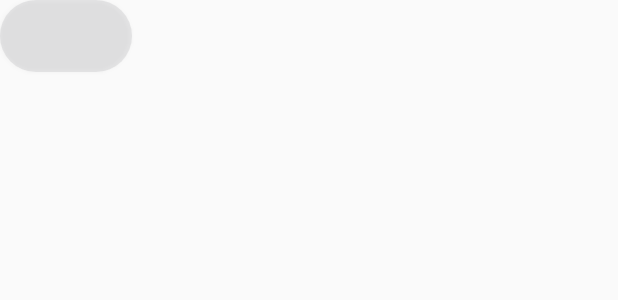
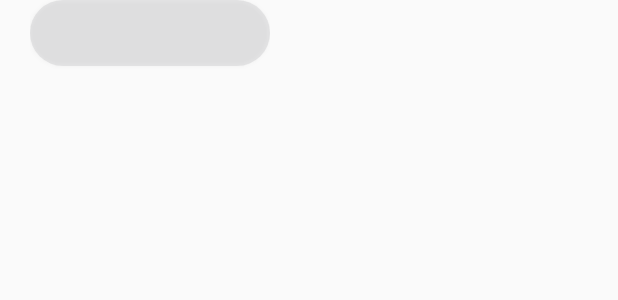
Before and after one commit to rohan35/NewValley, an Android app: the layout category_item_layout.xml on its own in the app's theme, with its tools: preview values and no code run, on a phone screen of 412 x 824 dp. Shown: the top 300 px of the screen. Run offline under Robolectric (Android 15) with nearby library versions, the phone set to English and light mode, and no system bars.

Commit message:
modified layout

```diff
--- a/app/src/main/java/com/raydevelopers/newvalley/data/transformer/AllChannelsMergeTransformer.kt
+++ b/app/src/main/java/com/raydevelopers/newvalley/data/transformer/AllChannelsMergeTransformer.kt
@@ -36,6 +36,9 @@ class AllChannelsMergeTransformer : AllChannelMergeUseCase {
         }
         newEpisodeHeaderItem.endIndex = currentItemIndex
 
+        // add line seperator
+        headerList.add(ComponentViewType(ComponentViewType.SEPARATOR_VIEW_TYPE))
+
         channel?.data?.channels?.forEach { channelXList ->
             val id = channelXList?.id
             var headerItem = ChannelX(
@@ -67,6 +70,7 @@ class AllChannelsMergeTransformer : AllChannelMergeUseCase {
                 }
             }
             headerItem.endIndex = currentItemIndex
+            headerList.add(ComponentViewType(ComponentViewType.SEPARATOR_VIEW_TYPE))
         }
         // add categories
         var categoryHeaderItem = SingleHeaderItem(CATEGORIES_TITLE)
--- a/app/src/main/java/com/raydevelopers/newvalley/models/ComponentViewType.kt
+++ b/app/src/main/java/com/raydevelopers/newvalley/models/ComponentViewType.kt
@@ -13,7 +13,7 @@ open class ComponentViewType(var baseType:Int)
         const val CHANNEL_SERIES_VIEW_TYPE = 3;
         const val CHANNEL_SECTION_HEADER =4
         const val CATEGORY_VIEW_TYPE = 5
-        const val CATEGORY_HEADER_TYPE = 6
+        const val SEPARATOR_VIEW_TYPE = 6
         const val NEW_EPISODE_ITEM_VIEW_TYPE = 7
     }
 
--- a/app/src/main/res/drawable/round_corner_btn_bg.xml
+++ b/app/src/main/res/drawable/round_corner_btn_bg.xml
@@ -1,6 +1,7 @@
 <?xml version="1.0" encoding="utf-8"?>
-<shape xmlns:android="http://schemas.android.com/apk/res/android">
-    <corners android:radius="1000dp"/>
-
+<shape xmlns:android="http://schemas.android.com/apk/res/android"
+    android:shape="rectangle">
+    <!-- you can use any color you want I used here gray color-->
     <solid android:color="@color/color_3395989D"/>
+    <corners android:radius="35dp"/>
 </shape>
--- a/app/src/main/res/layout/category_item_layout.xml
+++ b/app/src/main/res/layout/category_item_layout.xml
@@ -9,15 +9,17 @@
     </data>
 
     <LinearLayout xmlns:android="http://schemas.android.com/apk/res/android"
-        android:layout_width="match_parent"
-        android:layout_height="match_parent">
+        android:layout_width="@dimen/dp_160"
+        android:layout_height="@dimen/dp_60"
+        android:layout_marginStart="@dimen/dp_20">
 
         <androidx.appcompat.widget.AppCompatButton
             android:id="@+id/category_ttile"
-            android:layout_width="wrap_content"
-            android:layout_height="wrap_content"
+            android:layout_width="match_parent"
+            android:layout_height="match_parent"
             android:layout_marginBottom="@dimen/dp_16"
             android:background="@drawable/round_corner_btn_bg"
+
             android:text="@{categoryName.name}"
             android:textAlignment="center"
             android:textColor="@color/colorWhite"
--- a/app/src/main/res/values/colors.xml
+++ b/app/src/main/res/values/colors.xml
@@ -7,4 +7,5 @@
     <color name="color_95989D">#95989D</color>
     <color name="color_3395989D">#3395989D</color>
     <color name="color_23272F">#23272F</color>
+    <color name="color_3C434E">#3C434E</color>
 </resources>
--- a/app/src/main/res/values/dimen.xml
+++ b/app/src/main/res/values/dimen.xml
@@ -4,6 +4,8 @@
     <dimen name="dp_50">50dp</dimen>
     <dimen name="dp_14">14dp</dimen>
     <dimen name="dp_16">16dp</dimen>
+    <dimen name="dp_160">160dp</dimen>
+    <dimen name="dp_60">60dp</dimen>
     <dimen name="dp_8">8dp</dimen>
     <dimen name="sp_20">20sp</dimen>
     <dimen name="sp_16">16sp</dimen>
@@ -11,6 +13,7 @@
     <dimen name="sp_13">13sp</dimen>
     <dimen name="dp_26">26dp</dimen>
     <dimen name="dp_20">20dp</dimen>
+    <dimen name="dp_30">30dp</dimen>
     <dimen name="dp_10">10dp</dimen>
     <dimen name="dp_24">24dp</dimen>
     <dimen name="dp_228">228dp</dimen>
```
Also changed, not shown: app/src/main/java/com/raydevelopers/newvalley/ui/adapters/AllChannelsRecyclerAdapter.kt (+23 -1 lines), app/src/main/res/layout/all_channels_fragment.xml (+6 -6 lines), app/src/main/res/layout/list_item_seperator.xml (added, +15 -0 lines).
